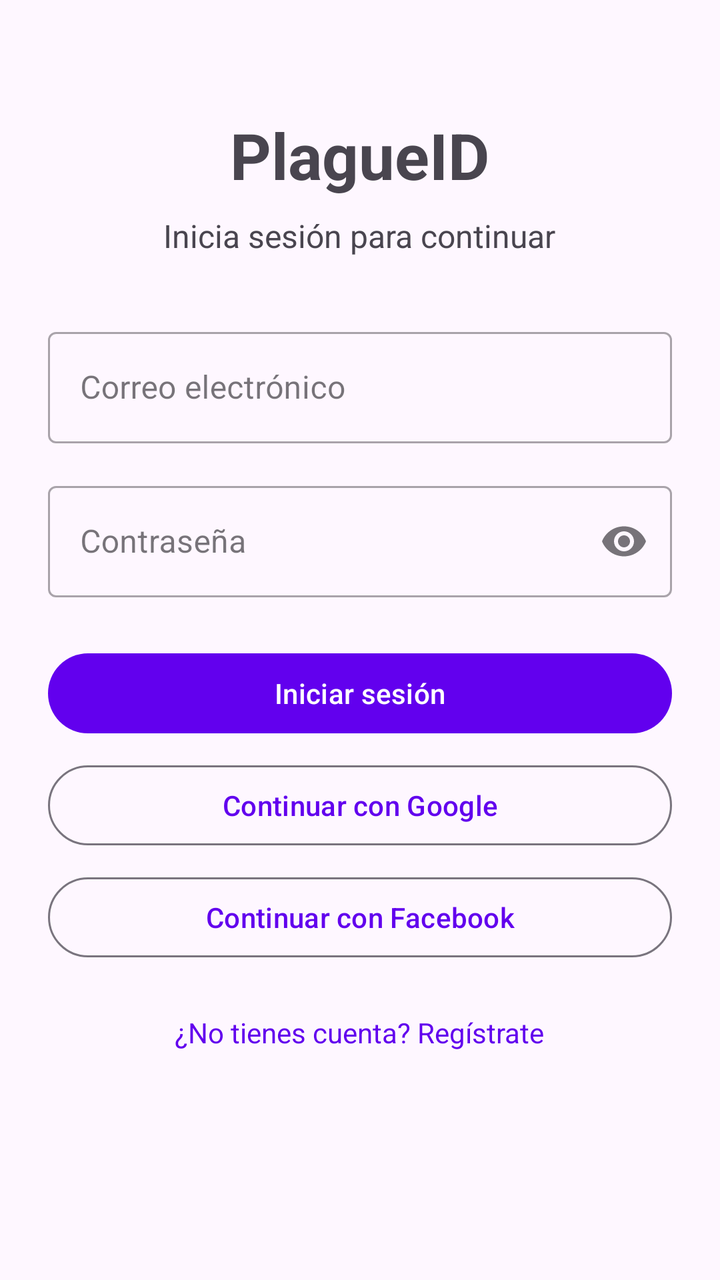
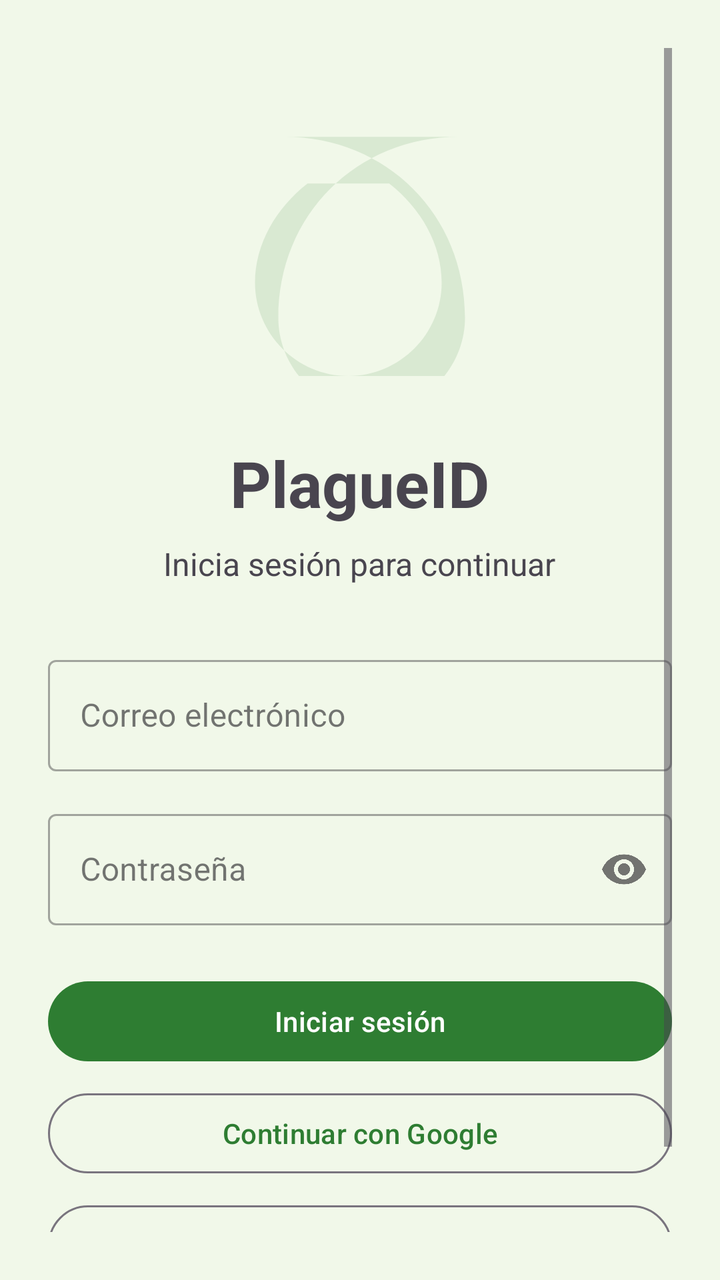

Compare the two renders of this Android layout. The source of the first and the diff that turns it into the second are given below.
<!-- AndroidManifest.xml: application theme Theme.PlagueID -->
<!-- res/layout/activity_login.xml -->
<?xml version="1.0" encoding="utf-8"?>
<ScrollView xmlns:android="http://schemas.android.com/apk/res/android"
    xmlns:app="http://schemas.android.com/apk/res-auto"
    android:layout_width="match_parent"
    android:layout_height="match_parent"
    android:padding="24dp"
    android:fillViewport="true">

    <LinearLayout
        android:layout_width="match_parent"
        android:layout_height="wrap_content"
        android:orientation="vertical"
        android:gravity="center_horizontal">

        <TextView
            android:layout_width="wrap_content"
            android:layout_height="wrap_content"
            android:text="@string/app_name"
            android:textSize="32sp"
            android:textStyle="bold"
            android:layout_marginTop="32dp" />

        <TextView
            android:layout_width="wrap_content"
            android:layout_height="wrap_content"
            android:text="@string/login_subtitle"
            android:textSize="16sp"
            android:layout_marginTop="8dp" />

        <com.google.android.material.textfield.TextInputLayout
            android:layout_width="match_parent"
            android:layout_height="wrap_content"
            android:layout_marginTop="32dp"
            style="@style/Widget.MaterialComponents.TextInputLayout.OutlinedBox">

            <com.google.android.material.textfield.TextInputEditText
                android:id="@+id/emailInput"
                android:layout_width="match_parent"
                android:layout_height="wrap_content"
                android:hint="@string/email"
                android:inputType="textEmailAddress" />
        </com.google.android.material.textfield.TextInputLayout>

        <com.google.android.material.textfield.TextInputLayout
            android:layout_width="match_parent"
            android:layout_height="wrap_content"
            android:layout_marginTop="16dp"
            app:endIconMode="password_toggle"
            style="@style/Widget.MaterialComponents.TextInputLayout.OutlinedBox">

            <com.google.android.material.textfield.TextInputEditText
                android:id="@+id/passwordInput"
                android:layout_width="match_parent"
                android:layout_height="wrap_content"
                android:hint="@string/password"
                android:inputType="textPassword" />
        </com.google.android.material.textfield.TextInputLayout>

        <com.google.android.material.button.MaterialButton
            android:id="@+id/loginButton"
            android:layout_width="match_parent"
            android:layout_height="wrap_content"
            android:layout_marginTop="24dp"
            android:text="@string/login" />

        <com.google.android.material.button.MaterialButton
            android:id="@+id/googleButton"
            android:layout_width="match_parent"
            android:layout_height="wrap_content"
            android:layout_marginTop="8dp"
            android:text="@string/login_google"
            style="@style/Widget.Material3.Button.OutlinedButton" />

        <com.google.android.material.button.MaterialButton
            android:id="@+id/facebookButton"
            android:layout_width="match_parent"
            android:layout_height="wrap_content"
            android:layout_marginTop="8dp"
            android:text="@string/login_facebook"
            style="@style/Widget.Material3.Button.OutlinedButton" />

        <ProgressBar
            android:id="@+id/progressBar"
            android:layout_width="wrap_content"
            android:layout_height="wrap_content"
            android:layout_marginTop="16dp"
            android:visibility="gone" />

        <TextView
            android:id="@+id/registerLink"
            android:layout_width="wrap_content"
            android:layout_height="wrap_content"
            android:layout_marginTop="24dp"
            android:text="@string/no_account"
            android:textColor="?attr/colorPrimary" />
    </LinearLayout>
</ScrollView>
<!-- resources referenced by this layout -->
<resources>
  <string name="app_name">PlagueID</string>
  <string name="email">Correo electrónico</string>
  <string name="login">Iniciar sesión</string>
  <string name="login_facebook">Continuar con Facebook</string>
  <string name="login_google">Continuar con Google</string>
  <string name="login_subtitle">Inicia sesión para continuar</string>
  <string name="no_account">¿No tienes cuenta? Regístrate</string>
  <string name="password">Contraseña</string>
  <style name="Theme.PlagueID" parent="Theme.Material3.DayNight.NoActionBar">
          <item name="colorPrimary">@color/purple_500</item>
          <item name="colorPrimaryVariant">@color/purple_700</item>
          <item name="colorOnPrimary">@color/white</item>
          <item name="colorSecondary">@color/teal_200</item>
      </style>
  <color name="purple_500">#FF6200EE</color>
  <color name="purple_700">#FF3700B3</color>
  <color name="white">#FFFFFFFF</color>
  <color name="teal_200">#FF03DAC5</color>
</resources>

<!-- the commit's change to res/layout/activity_login.xml (unified diff, before → after) -->
@@ -11,6 +11,13 @@
         android:layout_height="wrap_content"
         android:orientation="vertical"
         android:gravity="center_horizontal">
+
+        <ImageView
+            android:layout_width="140dp"
+            android:layout_height="140dp"
+            android:layout_marginTop="24dp"
+            android:src="@drawable/ic_leaf"
+            android:alpha="0.12" />
 
         <TextView
             android:layout_width="wrap_content"
<!-- resource entries referenced after the edit -->
@@ -1,5 +1,16 @@
 <!-- resources referenced by this layout -->
 <resources>
+  <!-- drawable ic_leaf (drawable) -->
+  <?xml version="1.0" encoding="utf-8"?>
+  <vector xmlns:android="http://schemas.android.com/apk/res/android"
+      android:width="24dp"
+      android:height="24dp"
+      android:viewportWidth="24"
+      android:viewportHeight="24">
+      <path
+          android:fillColor="#2E7D32"
+          android:pathData="M5.5,3.5c8.8,0 15.5,6.7 15.5,15.5 0,4.4 -3.6,8 -8,8 -4.4,0 -8,-3.6 -8,-8 0,-8.8 6.7,-15.5 15.5,-15.5z M7.5,7.5c-2.7,2.1 -4.5,5.2 -4.5,8.5 0,4.4 3.6,8 8,8 4.4,0 8,-3.6 8,-8 0,-3.3 -1.8,-6.4 -4.5,-8.5z" />
+  </vector>
   <string name="app_name">PlagueID</string>
   <string name="email">Correo electrónico</string>
   <string name="login">Iniciar sesión</string>
@@ -9,14 +20,18 @@
   <string name="no_account">¿No tienes cuenta? Regístrate</string>
   <string name="password">Contraseña</string>
   <style name="Theme.PlagueID" parent="Theme.Material3.DayNight.NoActionBar">
-          <item name="colorPrimary">@color/purple_500</item>
-          <item name="colorPrimaryVariant">@color/purple_700</item>
+          <item name="colorPrimary">@color/leaf_green</item>
+          <item name="colorPrimaryVariant">@color/leaf_dark</item>
           <item name="colorOnPrimary">@color/white</item>
-          <item name="colorSecondary">@color/teal_200</item>
+          <item name="colorSecondary">@color/leaf_light</item>
+          <item name="android:windowBackground">@color/leaf_pale</item>
+          <item name="android:statusBarColor">@color/leaf_dark</item>
+          <item name="android:navigationBarColor">@color/leaf_pale</item>
       </style>
-  <color name="purple_500">#FF6200EE</color>
-  <color name="purple_700">#FF3700B3</color>
+  <color name="leaf_green">#FF2E7D32</color>
+  <color name="leaf_dark">#FF1B5E20</color>
   <color name="white">#FFFFFFFF</color>
-  <color name="teal_200">#FF03DAC5</color>
+  <color name="leaf_light">#FF8BC34A</color>
+  <color name="leaf_pale">#FFF1F8E9</color>
 </resources>
 
